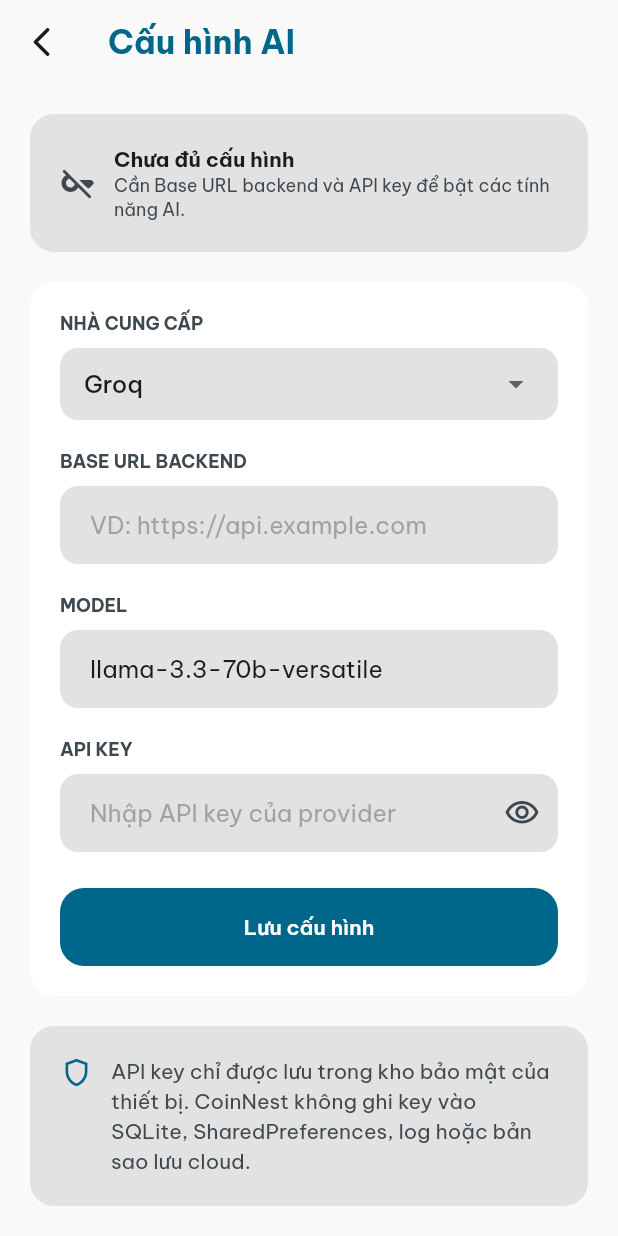
After one commit to quocan9999/coin_nest, a Flutter app: the GeneralSettingsScreen screen opened directly, scrolled down 96 dp, after a tap on "Cấu hình AI", on a phone screen of 412 x 824 dp. The commit adds this screen. Run offline on Flutter 3.47's test engine with Material 3 defaults, Android fonts, the phone set to English and light mode, and no system bars; our stand-ins replace camera, cloud_firestore, cloud_functions, firebase_auth, firebase_core, fl_chart and 12 more; missing offline and left inert: flutter_notification_listener, google_mlkit_text_recognition, saropa_drift_advisor; accounts and stored records are empty; generated files the repository leaves out were written again; statements that could not run were skipped.

Commit message:
feat(settings): thêm cấu hình API cho tính năng AI
- Cho phép người dùng chọn provider, model, base URL và lưu API key bảo mật để dùng cho gợi ý tiết kiệm và trợ lý tài chính.
- Gửi cấu hình AI qua headers khi gọi backend hiện có, đồng thời giữ fallback AI_API_BASE_URL cho cấu hình build-time.

```diff
--- a/lib/main.dart
+++ b/lib/main.dart
@@ -5,6 +5,7 @@ import 'package:intl/date_symbol_data_local.dart';
 
 import 'app.dart';
 import 'providers/auth_provider.dart';
+import 'providers/ai_api_settings_provider.dart';
 import 'providers/ai_spending_insight_provider.dart';
 import 'providers/backup_alert_provider.dart';
 import 'providers/backup_provider.dart';
@@ -130,6 +131,7 @@ void main() async {
                 ..setBackupAlertProvider(backupAlertProvider),
         ),
         ChangeNotifierProvider(create: (_) => ReportProvider()),
+        ChangeNotifierProvider(create: (_) => AiApiSettingsProvider()..load()),
         ChangeNotifierProvider(create: (_) => AiSpendingInsightProvider()),
         ChangeNotifierProvider(create: (_) => FinancialAssistantProvider()),
       ],
--- /dev/null
+++ b/lib/providers/ai_api_settings_provider.dart
@@ -0,0 +1,66 @@
+import 'package:flutter/foundation.dart';
+
+import '../services/ai/ai_api_config_service.dart';
+
+class AiApiSettingsProvider extends ChangeNotifier {
+  AiApiSettingsProvider({AiApiConfigService? service})
+    : _service = service ?? AiApiConfigService();
+
+  final AiApiConfigService _service;
+
+  AiApiConfig _config = const AiApiConfig(
+    provider: AiApiConfigService.defaultProviderId,
+    baseUrl: AiApiConfigService.defaultBaseUrl,
+    model: '',
+    apiKey: '',
+  );
+  bool _isLoading = false;
+  bool _isSaving = false;
+
+  AiApiConfig get config => _config;
+  bool get isLoading => _isLoading;
+  bool get isSaving => _isSaving;
+  bool get hasApiKey => _config.hasApiKey;
+  bool get isConfigured => _config.isConfigured && _config.hasApiKey;
+
+  Future<void> load() async {
+    _isLoading = true;
+    notifyListeners();
+
+    _config = await _service.load();
+    _isLoading = false;
+    notifyListeners();
+  }
+
+  Future<void> save({
+    required String provider,
+    required String baseUrl,
+    required String model,
+    String? apiKey,
+  }) async {
+    _isSaving = true;
+    notifyListeners();
+
+    await _service.save(
+      provider: provider,
+      baseUrl: baseUrl,
+      model: model,
+      apiKey: apiKey,
+    );
+    _config = await _service.load();
+
+    _isSaving = false;
+    notifyListeners();
+  }
+
+  Future<void> clearApiKey() async {
+    _isSaving = true;
+    notifyListeners();
+
+    await _service.clearApiKey();
+    _config = await _service.load();
+
+    _isSaving = false;
+    notifyListeners();
+  }
+}
--- a/lib/providers/ai_spending_insight_provider.dart
+++ b/lib/providers/ai_spending_insight_provider.dart
@@ -60,9 +60,10 @@ class AiSpendingInsightProvider extends ChangeNotifier {
       final prefs = await SharedPreferences.getInstance();
       await prefs.setString(_cacheKey(userId), result.encode());
     } catch (_) {
-      _errorMessage = isConfigured
+      final configured = await _service.isConfiguredAsync();
+      _errorMessage = configured
           ? 'Không kết nối được AI. Vui lòng thử lại sau.'
-          : 'Chưa cấu hình AI_API_BASE_URL cho API AI.';
+          : 'Chưa cấu hình API AI trong Cài đặt chung.';
     } finally {
       _isLoading = false;
       notifyListeners();
--- a/lib/providers/financial_assistant_provider.dart
+++ b/lib/providers/financial_assistant_provider.dart
@@ -124,9 +124,10 @@ class FinancialAssistantProvider extends ChangeNotifier {
           : response.suggestedQuestions;
       await _saveHistory(userId);
     } catch (_) {
-      _errorMessage = isConfigured
+      final configured = await _service.isConfiguredAsync();
+      _errorMessage = configured
           ? 'Không kết nối được trợ lý AI. Vui lòng thử lại sau.'
-          : 'Chưa cấu hình AI_API_BASE_URL cho API AI.';
+          : 'Chưa cấu hình API AI trong Cài đặt chung.';
       _messages = _messages.takeLast(_maxStoredMessages);
       await _saveHistory(userId);
     } finally {
--- /dev/null
+++ b/lib/screens/settings/ai_api_settings_screen.dart
@@ -0,0 +1,371 @@
+import 'package:flutter/material.dart';
+import 'package:provider/provider.dart';
+
+import '../../providers/ai_api_settings_provider.dart';
+import '../../services/ai/ai_api_config_service.dart';
+import '../../theme/app_theme.dart';
+
+class AiApiSettingsScreen extends StatefulWidget {
+  const AiApiSettingsScreen({super.key});
+
+  @override
+  State<AiApiSettingsScreen> createState() => _AiApiSettingsScreenState();
+}
+
+class _AiApiSettingsScreenState extends State<AiApiSettingsScreen> {
+  final _formKey = GlobalKey<FormState>();
+  final _baseUrlController = TextEditingController();
+  final _modelController = TextEditingController();
+  final _apiKeyController = TextEditingController();
+
+  String _provider = AiApiConfigService.defaultProviderId;
+  bool _obscureApiKey = true;
+
+  @override
+  void initState() {
+    super.initState();
+    WidgetsBinding.instance.addPostFrameCallback((_) async {
+      if (!mounted) return;
+      final provider = context.read<AiApiSettingsProvider>();
+      await provider.load();
+      if (!mounted) return;
+      _applyConfig(provider.config);
+    });
+  }
+
+  @override
+  void dispose() {
+    _baseUrlController.dispose();
+    _modelController.dispose();
+    _apiKeyController.dispose();
+    super.dispose();
+  }
+
+  void _applyConfig(AiApiConfig config) {
+    setState(() {
+      _provider = config.provider;
+      _baseUrlController.text = config.baseUrl;
+      _modelController.text = config.model.isEmpty
+          ? AiApiConfigService.defaultModelForProvider(config.provider)
+          : config.model;
+      _apiKeyController.clear();
+    });
+  }
+
+  Future<void> _save() async {
+    if (!_formKey.currentState!.validate()) return;
+
+    await context.read<AiApiSettingsProvider>().save(
+      provider: _provider,
+      baseUrl: _baseUrlController.text,
+      model: _modelController.text,
+      apiKey: _apiKeyController.text,
+    );
+
+    if (!mounted) return;
+    FocusScope.of(context).unfocus();
+    _apiKeyController.clear();
+    ScaffoldMessenger.of(
+      context,
+    ).showSnackBar(const SnackBar(content: Text('Đã lưu cấu hình AI')));
+  }
+
+  Future<void> _clearKey() async {
+    await context.read<AiApiSettingsProvider>().clearApiKey();
+    if (!mounted) return;
+    _apiKeyController.clear();
+    ScaffoldMessenger.of(context).showSnackBar(
+      const SnackBar(content: Text('Đã xoá API key khỏi thiết bị')),
+    );
+  }
+
+  @override
+  Widget build(BuildContext context) {
+    final theme = Theme.of(context);
+    final colorScheme = theme.colorScheme;
+    final colors = AppTheme.colors(context);
+    final provider = context.watch<AiApiSettingsProvider>();
+
+    return Scaffold(
+      backgroundColor: colorScheme.surface,
+      appBar: AppBar(
+        backgroundColor: colorScheme.surface,
+        title: const Text('Cấu hình AI'),
+        leading: IconButton(
+          icon: const Icon(Icons.arrow_back_ios_rounded),
+          onPressed: () => Navigator.pop(context),
+        ),
+      ),
+      body: provider.isLoading
+          ? const Center(child: CircularProgressIndicator())
+          : ListView(
+              padding: const EdgeInsets.all(AppTheme.spacing10),
+              children: [
+                _StatusCard(provider: provider),
+                const SizedBox(height: AppTheme.spacing10),
+                _surfaceCard(
+                  child: Form(
+                    key: _formKey,
+                    child: Column(
+                      crossAxisAlignment: CrossAxisAlignment.stretch,
+                      children: [
+                        _label(context, 'NHÀ CUNG CẤP'),
+                        const SizedBox(height: AppTheme.spacing4),
+                        _ProviderDropdown(
+                          value: _provider,
+                          onChanged: (value) {
+                            if (value == null) return;
+                            setState(() {
+                              _provider = value;
+                              _modelController.text =
+                                  AiApiConfigService.defaultModelForProvider(
+                                    value,
+                                  );
+                            });
+                          },
+                        ),
+                        const SizedBox(height: AppTheme.spacing10),
+                        _label(context, 'BASE URL BACKEND'),
+                        const SizedBox(height: AppTheme.spacing4),
+                        TextFormField(
+                          controller: _baseUrlController,
+                          keyboardType: TextInputType.url,
+                          textInputAction: TextInputAction.next,
+                          decoration: const InputDecoration(
+                            hintText: 'VD: https://api.example.com',
+                          ),
+                          validator: _validateBaseUrl,
+                        ),
+                        const SizedBox(height: AppTheme.spacing10),
+                        _label(context, 'MODEL'),
+                        const SizedBox(height: AppTheme.spacing4),
+                        TextFormField(
+                          controller: _modelController,
+                          textInputAction: TextInputAction.next,
+                          decoration: const InputDecoration(
+                            hintText: 'VD: llama-3.3-70b-versatile',
+                          ),
+                          validator: _required,
+                        ),
+                        const SizedBox(height: AppTheme.spacing10),
+                        _label(context, 'API KEY'),
+                        const SizedBox(height: AppTheme.spacing4),
+                        TextFormField(
+                          controller: _apiKeyController,
+                          obscureText: _obscureApiKey,
+                          decoration: InputDecoration(
+                            hintText: provider.hasApiKey
+                                ? 'Đang lưu an toàn trên thiết bị'
+                                : 'Nhập API key của provider',
+                            suffixIcon: IconButton(
+                              icon: Icon(
+                                _obscureApiKey
+                                    ? Icons.visibility_outlined
+                                    : Icons.visibility_off_outlined,
+                              ),
+                              onPressed: () => setState(
+                                () => _obscureApiKey = !_obscureApiKey,
+                              ),
+                            ),
+                          ),
+                          validator: (value) {
+                            if (provider.hasApiKey &&
+                                (value == null || value.trim().isEmpty)) {
+                              return null;
+                            }
+                            return _required(value);
+                          },
+                        ),
+                        const SizedBox(height: AppTheme.spacing12),
+                        SizedBox(
+                          height: 52,
+                          child: ElevatedButton(
+                            onPressed: provider.isSaving ? null : _save,
+                            child: provider.isSaving
+                                ? const SizedBox(
+                                    width: 20,
+                                    height: 20,
+                                    child: CircularProgressIndicator(
+                                      strokeWidth: 2,
+                                    ),
+                                  )
+                                : const Text('Lưu cấu hình'),
+                          ),
+                        ),
+                        if (provider.hasApiKey) ...[
+                          const SizedBox(height: AppTheme.spacing6),
+                          TextButton.icon(
+                            onPressed: provider.isSaving ? null : _clearKey,
+                            icon: const Icon(Icons.delete_outline_rounded),
+                            label: const Text('Xoá API key đã lưu'),
+                            style: TextButton.styleFrom(
+                              foregroundColor: colorScheme.tertiary,
+                            ),
+                          ),
+                        ],
+                      ],
+                    ),
+                  ),
+                ),
+                const SizedBox(height: AppTheme.spacing10),
+                _surfaceCard(
+                  color: colors.input,
+                  child: Row(
+                    crossAxisAlignment: CrossAxisAlignment.start,
+                    children: [
+                      Icon(
+                        Icons.shield_outlined,
+                        color: colorScheme.primary,
+                        size: 22,
+                      ),
+                      const SizedBox(width: AppTheme.spacing6),
+                      Expanded(
+                        child: Text(
+                          'API key chỉ được lưu trong kho bảo mật của thiết bị. CoinNest không ghi key vào SQLite, SharedPreferences, log hoặc bản sao lưu cloud.',
+                          style: theme.textTheme.bodyMedium?.copyWith(
+                            color: colorScheme.onSurfaceVariant,
+                          ),
+                        ),
+                      ),
+                    ],
+                  ),
+                ),
+              ],
+            ),
+    );
+  }
+
+  Widget _surfaceCard({required Widget child, Color? color}) {
+    return Container(
+      padding: const EdgeInsets.all(AppTheme.spacing10),
+      decoration: BoxDecoration(
+        color: color ?? Theme.of(context).cardColor,
+        borderRadius: BorderRadius.circular(AppTheme.radiusLg),
+      ),
+      child: child,
+    );
+  }
+
+  Widget _label(BuildContext context, String text) {
+    return Text(
+      text,
+      style: Theme.of(context).textTheme.labelMedium?.copyWith(
+        color: Theme.of(context).colorScheme.onSurfaceVariant,
+        fontWeight: FontWeight.w700,
+        letterSpacing: 0,
+      ),
+    );
+  }
+
+  String? _required(String? value) {
+    if (value == null || value.trim().isEmpty) {
+      return 'Vui lòng nhập thông tin';
+    }
+    return null;
+  }
+
+  String? _validateBaseUrl(String? value) {
+    final required = _required(value);
+    if (required != null) return required;
+
+    final uri = Uri.tryParse(value!.trim());
+    if (uri == null || !uri.hasScheme || uri.host.isEmpty) {
+      return 'Base URL không hợp lệ';
+    }
+    if (uri.scheme != 'https' &&
+        uri.scheme != 'http' &&
+        !uri.host.contains('localhost')) {
+      return 'Chỉ dùng HTTPS cho API public';
+    }
+    return null;
+  }
+}
+
+class _StatusCard extends StatelessWidget {
+  const _StatusCard({required this.provider});
+
+  final AiApiSettingsProvider provider;
+
+  @override
+  Widget build(BuildContext context) {
+    final theme = Theme.of(context);
+    final colorScheme = theme.colorScheme;
+    final colors = AppTheme.colors(context);
+    final isReady =
+        provider.config.baseUrl.trim().isNotEmpty && provider.hasApiKey;
+
+    return Container(
+      padding: const EdgeInsets.all(AppTheme.spacing10),
+      decoration: BoxDecoration(
+        color: isReady ? colors.incomeBg.withAlpha(42) : colors.input,
+        borderRadius: BorderRadius.circular(AppTheme.radiusLg),
+      ),
+      child: Row(
+        children: [
+          Icon(
+            isReady ? Icons.check_circle_rounded : Icons.key_off_rounded,
+            color: isReady ? colors.income : colorScheme.onSurfaceVariant,
+          ),
+          const SizedBox(width: AppTheme.spacing6),
+          Expanded(
+            child: Column(
+              crossAxisAlignment: CrossAxisAlignment.start,
+              children: [
+                Text(
+                  isReady ? 'AI đã sẵn sàng' : 'Chưa đủ cấu hình',
+                  style: theme.textTheme.titleSmall?.copyWith(
+                    fontWeight: FontWeight.w700,
+                  ),
+                ),
+                Text(
+                  isReady
+                      ? 'Gợi ý tiết kiệm và Trợ lý tài chính sẽ dùng cấu hình này.'
+                      : 'Cần Base URL backend và API key để bật các tính năng AI.',
+                  style: theme.textTheme.bodySmall?.copyWith(
+                    color: colorScheme.onSurfaceVariant,
+                  ),
+                ),
+              ],
+            ),
+          ),
+        ],
+      ),
+    );
+  }
+}
+
+class _ProviderDropdown extends StatelessWidget {
+  const _ProviderDropdown({required this.value, required this.onChanged});
+
+  final String value;
+  final ValueChanged<String?> onChanged;
+
+  @override
+  Widget build(BuildContext context) {
+    final colorScheme = Theme.of(context).colorScheme;
+
+    return Container(
+      padding: const EdgeInsets.symmetric(horizontal: AppTheme.spacing8),
+      decoration: BoxDecoration(
+        color: colorScheme.surfaceContainerHighest,
+        borderRadius: BorderRadius.circular(AppTheme.radiusMd),
+      ),
+      child: DropdownButtonHideUnderline(
+        child: DropdownButton<String>(
+          value: value,
+          isExpanded: true,
+          dropdownColor: colorScheme.surface,
+          items: AiApiConfigService.providerOptions
+              .map(
+                (option) => DropdownMenuItem<String>(
+                  value: option.id,
+                  child: Text(option.label),
+                ),
+              )
+              .toList(),
+          onChanged: onChanged,
+        ),
+      ),
+    );
+  }
+}
--- a/lib/screens/settings/general_settings_screen.dart
+++ b/lib/screens/settings/general_settings_screen.dart
@@ -6,6 +6,7 @@ import '../../providers/loan_provider.dart';
 import '../../providers/settings_provider.dart';
 import '../../services/notification/reminder_coordinator.dart';
 import '../../theme/app_theme.dart';
+import 'ai_api_settings_screen.dart';
 import 'support_map_screen.dart';
 
 class GeneralSettingsScreen extends StatelessWidget {
@@ -46,6 +47,36 @@ class GeneralSettingsScreen extends StatelessWidget {
                 subtitle: const Text('Bật chế độ nền tối'),
                 value: settings.isDarkMode,
                 onChanged: settings.setDarkMode,
+              ),
+            ],
+          ),
+          const SizedBox(height: 20),
+          _sectionTitle(context, 'AI'),
+          const SizedBox(height: 8),
+          _settingsCard(
+            context,
+            children: [
+              ListTile(
+                leading: Icon(
+                  Icons.auto_awesome_rounded,
+                  color: colorScheme.primary,
+                ),
+                title: const Text('Cấu hình AI'),
+                subtitle: const Text(
+                  'API cho gợi ý tiết kiệm và trợ lý tài chính',
+                ),
+                trailing: Icon(
+                  Icons.chevron_right_rounded,
+                  color: colorScheme.outline,
+                ),
+                onTap: () {
+                  Navigator.push(
+                    context,
+                    MaterialPageRoute(
+                      builder: (_) => const AiApiSettingsScreen(),
+                    ),
+                  );
+                },
               ),
             ],
           ),
--- /dev/null
+++ b/lib/services/ai/ai_api_config_service.dart
@@ -0,0 +1,131 @@
+import 'package:flutter_secure_storage/flutter_secure_storage.dart';
+import 'package:shared_preferences/shared_preferences.dart';
+
+class AiApiConfig {
+  const AiApiConfig({
+    required this.provider,
+    required this.baseUrl,
+    required this.model,
+    required this.apiKey,
+  });
+
+  final String provider;
+  final String baseUrl;
+  final String model;
+  final String apiKey;
+
+  bool get hasRuntimeConfig => baseUrl.trim().isNotEmpty;
+  bool get hasApiKey => apiKey.trim().isNotEmpty;
+  bool get isConfigured => hasRuntimeConfig || _envBaseUrl.isNotEmpty;
+
+  static const _envBaseUrl = String.fromEnvironment('AI_API_BASE_URL');
+}
+
+class AiApiProviderOption {
+  const AiApiProviderOption({
+    required this.id,
+    required this.label,
+    required this.defaultModel,
+  });
+
+  final String id;
+  final String label;
+  final String defaultModel;
+}
+
+class AiApiConfigService {
+  AiApiConfigService({
+    FlutterSecureStorage? secureStorage,
+    SharedPreferences? preferences,
+  }) : _secureStorage = secureStorage ?? const FlutterSecureStorage(),
+       _preferences = preferences;
+
+  static const apiKeyStorageKey = 'ai_api_key';
+  static const providerPreferenceKey = 'ai_api_provider';
+  static const baseUrlPreferenceKey = 'ai_api_base_url';
+  static const modelPreferenceKey = 'ai_api_model';
+
+  static const defaultProviderId = 'groq';
+  static const defaultBaseUrl = String.fromEnvironment('AI_API_BASE_URL');
+
+  static const providerOptions = [
+    AiApiProviderOption(
+      id: 'groq',
+      label: 'Groq',
+      defaultModel: 'llama-3.3-70b-versatile',
+    ),
+    AiApiProviderOption(
+      id: 'gemini',
+      label: 'Gemini',
+      defaultModel: 'gemini-1.5-flash',
+    ),
+    AiApiProviderOption(
+      id: 'github_models',
+      label: 'GitHub Models',
+      defaultModel: 'openai/gpt-4o-mini',
+    ),
+    AiApiProviderOption(
+      id: 'opencode',
+      label: 'OpenCode',
+      defaultModel: 'opencode-default',
+    ),
+  ];
+
+  final FlutterSecureStorage _secureStorage;
+  final SharedPreferences? _preferences;
+
+  Future<AiApiConfig> load() async {
+    final prefs = await _prefs();
+    final savedProvider =
+        prefs.getString(providerPreferenceKey) ?? defaultProviderId;
+    final provider = providerOptions.any((option) => option.id == savedProvider)
+        ? savedProvider
+        : defaultProviderId;
+    final model =
+        prefs.getString(modelPreferenceKey) ??
+        defaultModelForProvider(provider);
+    final baseUrl = prefs.getString(baseUrlPreferenceKey) ?? defaultBaseUrl;
+    final apiKey = await _secureStorage.read(key: apiKeyStorageKey) ?? '';
+
+    return AiApiConfig(
+      provider: provider,
+      baseUrl: baseUrl,
+      model: model,
+      apiKey: apiKey,
+    );
+  }
+
+  Future<void> save({
+    required String provider,
+    required String baseUrl,
+    required String model,
+    String? apiKey,
+  }) async {
+    final prefs = await _prefs();
+    await prefs.setString(providerPreferenceKey, provider);
+    await prefs.setString(baseUrlPreferenceKey, baseUrl.trim());
+    await prefs.setString(modelPreferenceKey, model.trim());
+
+    final key = apiKey?.trim();
+    if (key != null && key.isNotEmpty) {
+      await _secureStorage.write(key: apiKeyStorageKey, value: key);
+    }
+  }
+
+  Future<void> clearApiKey() async {
+    await _secureStorage.delete(key: apiKeyStorageKey);
+  }
+
+  static String defaultModelForProvider(String provider) {
+    return providerOptions
+        .firstWhere(
+          (option) => option.id == provider,
+          orElse: () => providerOptions.first,
+        )
+        .defaultModel;
+  }
+
+  Future<SharedPreferences> _prefs() async {
+    return _preferences ?? SharedPreferences.getInstance();
+  }
+}
```
Also changed, not shown: lib/services/ai_spending_insight_service.dart (+40 -9 lines), lib/services/financial_assistant_service.dart (+40 -9 lines), 2 other files.
